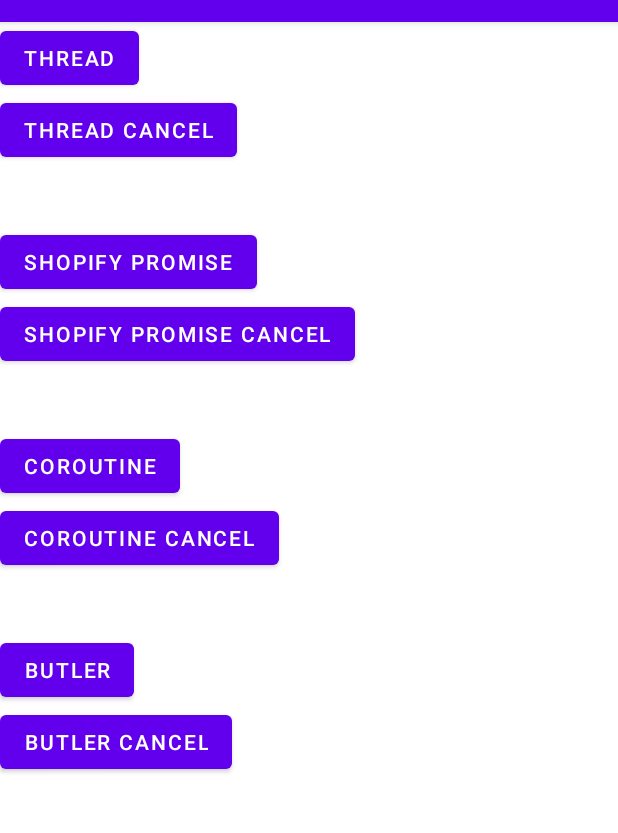
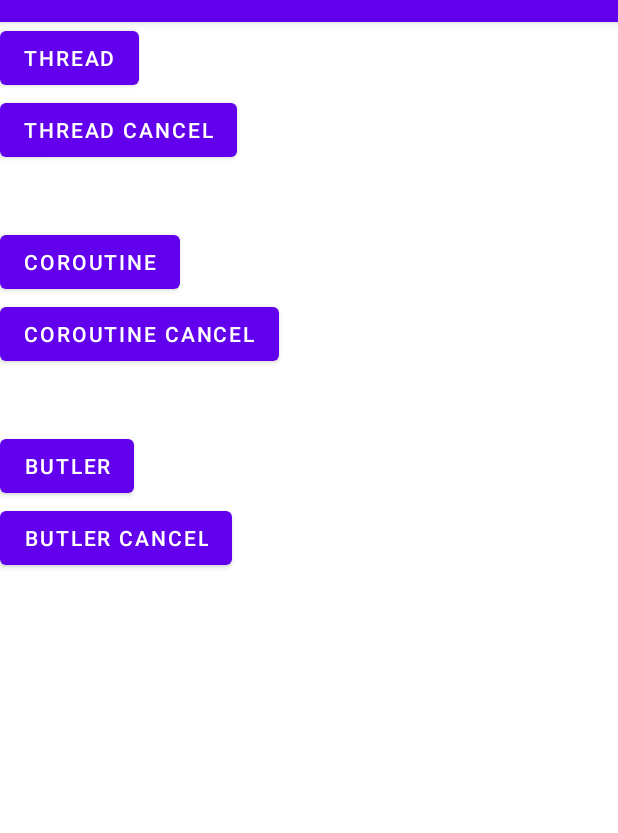
Before and after one commit to Sangryel/ConcurrentSameple, an Android app: the screen it shows after launch (MainActivity), on a phone screen of 412 x 824 dp, the part 62-895 px from its top. Run offline under Robolectric (Android 15) with nearby library versions, the phone set to English and light mode, and no system bars.

Commit message:
Feat: attribution result logic 변경

```diff
--- a/app/build.gradle
+++ b/app/build.gradle
@@ -44,6 +44,4 @@ dependencies {
 
     implementation 'org.jetbrains.kotlinx:kotlinx-coroutines-core:1.4.3'
     implementation 'org.jetbrains.kotlinx:kotlinx-coroutines-android:1.4.3'
-
-    implementation 'com.shopify.promises:promises:0.0.9'
 }
--- a/app/src/main/java/com/akado/concurrentsameple/butler/dispatcher/DispatcherLoader.kt
+++ b/app/src/main/java/com/akado/concurrentsameple/butler/dispatcher/DispatcherLoader.kt
@@ -6,7 +6,7 @@ import java.util.concurrent.Executor
 import java.util.concurrent.Executors
 import java.util.concurrent.ScheduledExecutorService
 
-object DispatcherLoader {
+internal object DispatcherLoader {
 
     private class MainThreadExecutor : Executor {
 
--- a/app/src/main/java/com/akado/concurrentsameple/butler/job/JobBuilder.kt
+++ b/app/src/main/java/com/akado/concurrentsameple/butler/job/JobBuilder.kt
@@ -4,8 +4,8 @@ import com.akado.concurrentsameple.butler.Dispatchers
 import com.akado.concurrentsameple.butler.Job
 import com.akado.concurrentsameple.butler.dispatcher.DispatcherLoader
 
-fun buildJob(dispatchers: Dispatchers, block: () -> Unit) : Job =
+internal fun buildJob(dispatchers: Dispatchers, block: () -> Unit) : Job =
     when(dispatchers) {
-        Dispatchers.IO -> IOButlerJob(DispatcherLoader.ioDispatcher, block)
-        Dispatchers.Main -> MainButlerJob(DispatcherLoader.mainDispatcher, block)
+        Dispatchers.IO -> IOButlerJob(block)
+        Dispatchers.Main -> MainButlerJob(block)
     }
--- a/app/src/main/java/com/akado/concurrentsameple/butler/job/MainButlerJob.kt
+++ b/app/src/main/java/com/akado/concurrentsameple/butler/job/MainButlerJob.kt
@@ -1,15 +1,15 @@
 package com.akado.concurrentsameple.butler.job
 
 import com.akado.concurrentsameple.butler.Job
+import com.akado.concurrentsameple.butler.dispatcher.DispatcherLoader
 import java.util.concurrent.Executor
 
-class MainButlerJob(
-    private val dispatcher: Executor,
+internal class MainButlerJob(
     private val block: () -> Unit
 ) : Job {
 
     override fun start() {
-        dispatcher.execute { block.invoke() }
+        DispatcherLoader.mainDispatcher.execute { block.invoke() }
     }
 
     override fun cancel() {
--- a/app/src/main/java/com/akado/concurrentsameple/test/ShopifyPromiseTest.kt
+++ /dev/null
@@ -1,66 +0,0 @@
-package com.akado.concurrentsameple.test
-
-import android.os.Handler
-import android.os.Looper
-import android.util.Log
-import com.shopify.promises.Promise
-import com.shopify.promises.startOn
-import com.shopify.promises.then
-import java.util.concurrent.Executors
-
-class ShopifyPromiseTest : TestDelegate {
-
-    private var promise: Promise<Int, Throwable>? = null
-
-    override fun run() {
-        Log.v(TAG, "Shopify Promise(${Thread.currentThread().name}). start")
-        val start = System.currentTimeMillis()
-        val handler = Handler(Looper.myLooper()!!)
-        promise = Promise.ofSuccess<Unit, Throwable>(Unit)
-            .startOn(Executors.newSingleThreadExecutor())
-            .then {
-                Promise {
-                    onCancel {
-                        Log.v(TAG, "Shopify Promise(${Thread.currentThread().name}). onCancel")
-                    }
-
-                    Log.v(TAG, "Shopify Promise(${Thread.currentThread().name})")
-                    var out = 0
-                    for (i in 1..1_000_000_000) {
-                        out += i
-                        if (i % 100_000_000 == 0) {
-                            Thread.sleep(100L)
-                            Log.v(TAG, " - process : $i")
-                        }
-                    }
-                    Log.v(
-                        TAG,
-                        "Shopify Promise(${Thread.currentThread().name}). duration: ${(System.currentTimeMillis() - start)}"
-                    )
-                    resolve(out)
-                }
-            }
-            .whenComplete {
-                handler.post {
-                    when (it) {
-                        is Promise.Result.Success ->
-                            Log.v(
-                                TAG,
-                                "Shopify Promise(${Thread.currentThread().name}). result : ${it.value}"
-                            )
-                        is Promise.Result.Error ->
-                            Log.v(
-                                TAG,
-                                "Shopify Promise(${Thread.currentThread().name}). error : $it"
-                            )
-                    }
-                }
-            }
-        Log.v(TAG, "Shopify Promise(${Thread.currentThread().name}). setOnClickListener end")
-    }
-
-    override fun cancel() {
-        Log.v(TAG, "Shopify Promise(${Thread.currentThread().name}). cancel")
-        promise?.cancel()
-    }
-}
--- a/app/src/main/res/layout/activity_main.xml
+++ b/app/src/main/res/layout/activity_main.xml
@@ -18,19 +18,6 @@
         android:layout_width="wrap_content"
         android:layout_height="wrap_content"
         android:text="thread cancel" />
-
-    <Button
-        android:id="@+id/btn_promise"
-        android:layout_width="wrap_content"
-        android:layout_height="wrap_content"
-        android:layout_marginTop="40dp"
-        android:text="Shopify promise" />
-
-    <Button
-        android:id="@+id/btn_promise_cancel"
-        android:layout_width="wrap_content"
-        android:layout_height="wrap_content"
-        android:text="Shopify promise cancel" />
 
     <Button
         android:id="@+id/btn_coroutine"
```
Also changed, not shown: app/src/main/java/com/akado/concurrentsameple/MainActivity.kt (+6 -39 lines), app/src/main/java/com/akado/concurrentsameple/butler/Butler.kt (+10 -9 lines), app/src/main/java/com/akado/concurrentsameple/butler/job/IOButlerJob.kt (+4 -5 lines), app/src/main/java/com/akado/concurrentsameple/butler/scope/IOButlerScope.kt (+9 -14 lines), app/src/main/java/com/akado/concurrentsameple/test/ButlerTest.kt (+21 -18 lines), app/src/main/java/com/akado/concurrentsameple/test/CoroutineTest.kt (+3 -3 lines).
